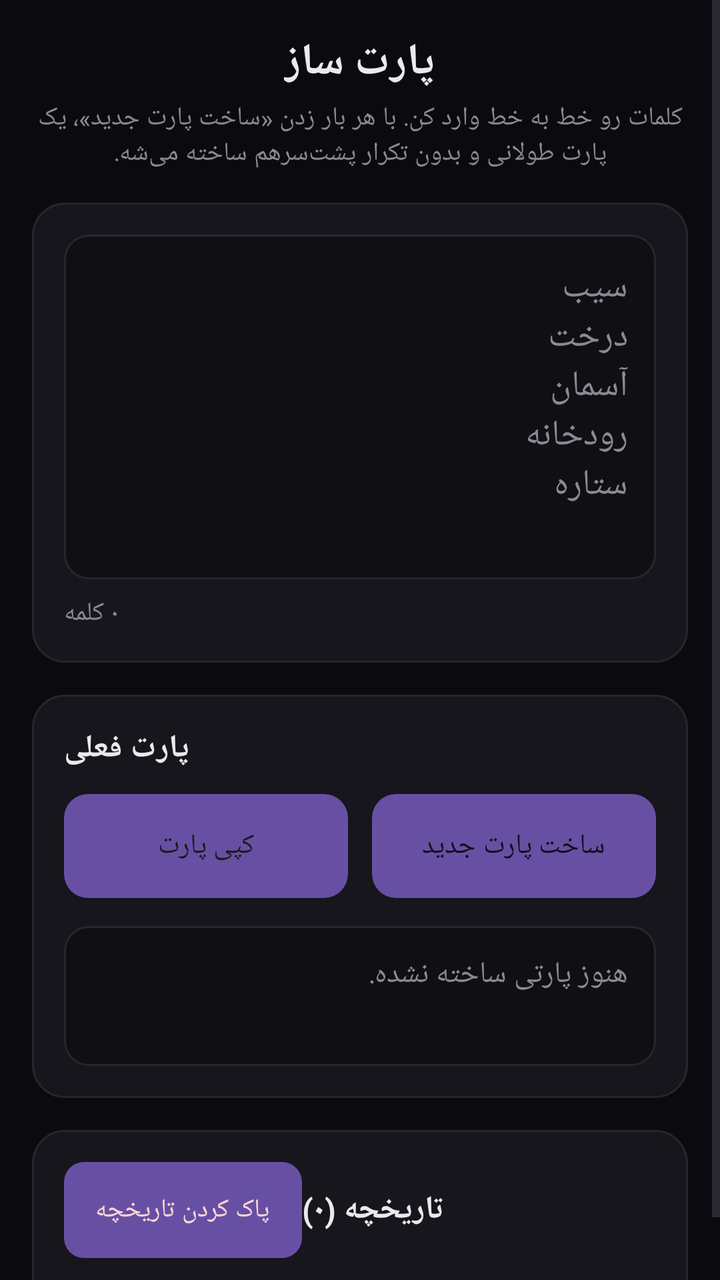
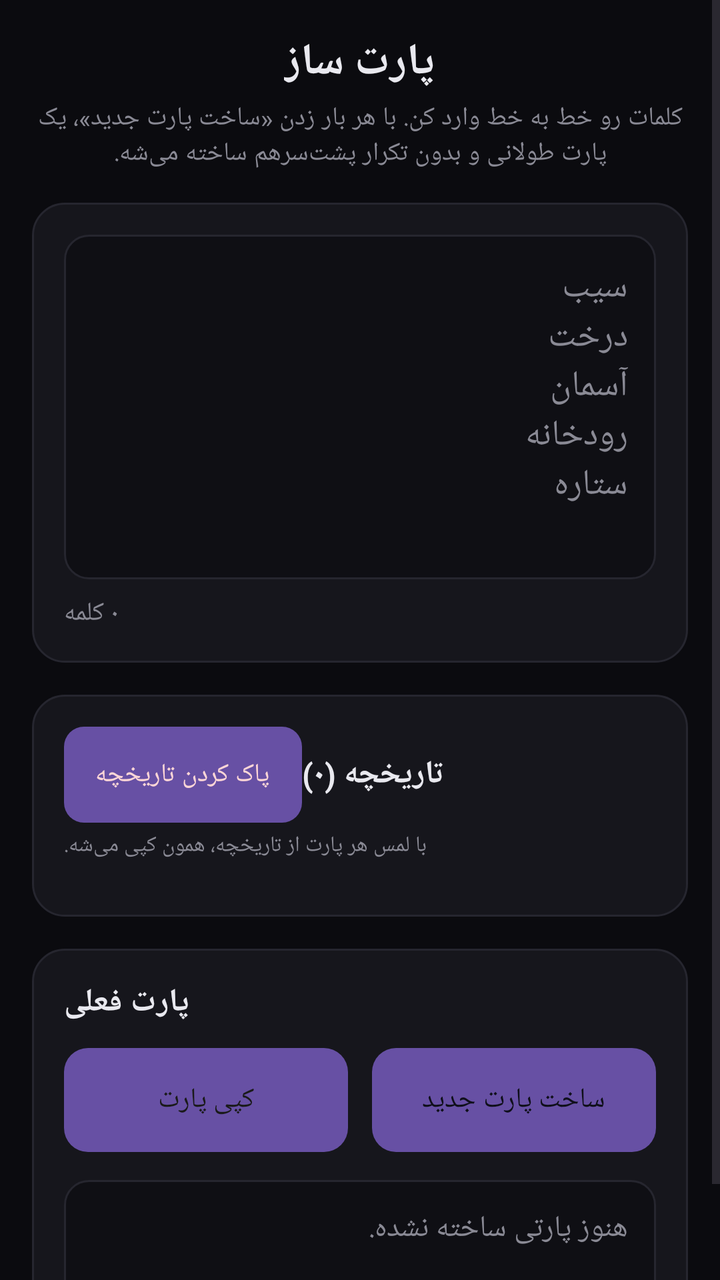

Two renders of the same Android screen: before a commit and after it. Below are the layout's source before the change and the commit's diff.
<!-- AndroidManifest.xml: application theme Theme.Material3.DayNight.NoActionBar -->
<!-- res/layout/activity_main.xml -->
<?xml version="1.0" encoding="utf-8"?>
<ScrollView xmlns:android="http://schemas.android.com/apk/res/android"
    android:layout_width="match_parent"
    android:layout_height="match_parent"
    android:background="@color/bg">

    <LinearLayout
        android:layout_width="match_parent"
        android:layout_height="wrap_content"
        android:orientation="vertical"
        android:padding="16dp">

        <TextView
            android:layout_width="wrap_content"
            android:layout_height="wrap_content"
            android:layout_gravity="center_horizontal"
            android:text="پارت ساز"
            android:textColor="@color/text_main"
            android:textSize="22sp"
            android:textStyle="bold"
            android:layout_marginBottom="4dp" />

        <TextView
            android:layout_width="match_parent"
            android:layout_height="wrap_content"
            android:layout_gravity="center_horizontal"
            android:gravity="center"
            android:text="کلمات رو خط به خط وارد کن. با هر بار زدن «ساخت پارت جدید»، یک پارت طولانی و بدون تکرار پشت‌سرهم ساخته می‌شه."
            android:textColor="@color/text_muted"
            android:textSize="13sp"
            android:layout_marginBottom="16dp" />

        
        <LinearLayout
            android:layout_width="match_parent"
            android:layout_height="wrap_content"
            android:orientation="vertical"
            android:background="@drawable/bg_card"
            android:padding="16dp"
            android:layout_marginBottom="16dp">

            <EditText
                android:id="@+id/etWords"
                android:layout_width="match_parent"
                android:layout_height="wrap_content"
                android:minLines="6"
                android:gravity="top|right"
                android:background="@drawable/bg_field"
                android:textColor="@color/text_main"
                android:textColorHint="@color/text_muted"
                android:padding="14dp"
                android:hint="سیب&#10;درخت&#10;آسمان&#10;رودخانه&#10;ستاره" />

            <TextView
                android:id="@+id/tvWordCount"
                android:layout_width="wrap_content"
                android:layout_height="wrap_content"
                android:text="۰ کلمه"
                android:textColor="@color/text_muted"
                android:textSize="13sp"
                android:layout_marginTop="8dp" />
        </LinearLayout>

        
        <LinearLayout
            android:layout_width="match_parent"
            android:layout_height="wrap_content"
            android:orientation="vertical"
            android:background="@drawable/bg_card"
            android:padding="16dp"
            android:layout_marginBottom="16dp">

            <TextView
                android:layout_width="wrap_content"
                android:layout_height="wrap_content"
                android:text="پارت فعلی"
                android:textColor="@color/text_main"
                android:textSize="16sp"
                android:textStyle="bold"
                android:layout_marginBottom="12dp" />

            <LinearLayout
                android:layout_width="match_parent"
                android:layout_height="wrap_content"
                android:orientation="horizontal"
                android:layout_marginBottom="14dp">

                <Button
                    android:id="@+id/btnCopy"
                    android:layout_width="0dp"
                    android:layout_height="52dp"
                    android:layout_weight="1"
                    android:layout_marginEnd="6dp"
                    android:background="@drawable/bg_btn_orange"
                    android:text="کپی پارت"
                    android:textColor="#1A1A1A"
                    android:textAllCaps="false" />

                <Button
                    android:id="@+id/btnNew"
                    android:layout_width="0dp"
                    android:layout_height="52dp"
                    android:layout_weight="1"
                    android:layout_marginStart="6dp"
                    android:background="@drawable/bg_btn_blue"
                    android:text="ساخت پارت جدید"
                    android:textColor="#0F0F1A"
                    android:textAllCaps="false" />
            </LinearLayout>

            <TextView
                android:id="@+id/tvCurrentPart"
                android:layout_width="match_parent"
                android:layout_height="wrap_content"
                android:minHeight="70dp"
                android:background="@drawable/bg_field"
                android:padding="14dp"
                android:text="هنوز پارتی ساخته نشده."
                android:textColor="@color/text_muted"
                android:textSize="15sp"
                android:lineSpacingMultiplier="1.4" />
        </LinearLayout>

        
        <LinearLayout
            android:layout_width="match_parent"
            android:layout_height="wrap_content"
            android:orientation="vertical"
            android:background="@drawable/bg_card"
            android:padding="16dp">

            <LinearLayout
                android:layout_width="match_parent"
                android:layout_height="wrap_content"
                android:orientation="horizontal"
                android:gravity="center_vertical">

                <Button
                    android:id="@+id/btnClearHistory"
                    android:layout_width="wrap_content"
                    android:layout_height="wrap_content"
                    android:background="@drawable/bg_btn_red"
                    android:text="پاک کردن تاریخچه"
                    android:textColor="#FFD7D7"
                    android:textSize="13sp"
                    android:textAllCaps="false"
                    android:paddingStart="16dp"
                    android:paddingEnd="16dp" />

                <TextView
                    android:id="@+id/tvHistoryTitle"
                    android:layout_width="0dp"
                    android:layout_height="wrap_content"
                    android:layout_weight="1"
                    android:gravity="end"
                    android:text="تاریخچه (۰)"
                    android:textColor="@color/text_main"
                    android:textSize="16sp"
                    android:textStyle="bold" />
            </LinearLayout>

            <LinearLayout
                android:id="@+id/historyContainer"
                android:layout_width="match_parent"
                android:layout_height="wrap_content"
                android:orientation="vertical"
                android:layout_marginTop="12dp" />

        </LinearLayout>

    </LinearLayout>
</ScrollView>
<!-- resources referenced by this layout -->
<resources>
  <color name="bg">#0B0B0F</color>
  <color name="text_main">#E9E9EF</color>
  <color name="text_muted">#8A8A95</color>
  <!-- drawable bg_btn_blue (drawable) -->
  <?xml version="1.0" encoding="utf-8"?>
  <shape xmlns:android="http://schemas.android.com/apk/res/android" android:shape="rectangle">
      <solid android:color="@color/blue" />
      <corners android:radius="12dp" />
  </shape>
  <!-- drawable bg_btn_orange (drawable) -->
  <?xml version="1.0" encoding="utf-8"?>
  <shape xmlns:android="http://schemas.android.com/apk/res/android" android:shape="rectangle">
      <solid android:color="@color/orange" />
      <corners android:radius="12dp" />
  </shape>
  <!-- drawable bg_btn_red (drawable) -->
  <?xml version="1.0" encoding="utf-8"?>
  <shape xmlns:android="http://schemas.android.com/apk/res/android" android:shape="rectangle">
      <solid android:color="@color/red" />
      <corners android:radius="10dp" />
  </shape>
  <!-- drawable bg_card (drawable) -->
  <?xml version="1.0" encoding="utf-8"?>
  <shape xmlns:android="http://schemas.android.com/apk/res/android" android:shape="rectangle">
      <solid android:color="@color/panel" />
      <corners android:radius="16dp" />
      <stroke android:width="1dp" android:color="@color/panel_border" />
  </shape>
  <!-- drawable bg_field (drawable) -->
  <?xml version="1.0" encoding="utf-8"?>
  <shape xmlns:android="http://schemas.android.com/apk/res/android" android:shape="rectangle">
      <solid android:color="@color/field_bg" />
      <corners android:radius="12dp" />
      <stroke android:width="1dp" android:color="@color/panel_border" />
  </shape>
  <color name="blue">#5B7CFA</color>
  <color name="orange">#FF8A4C</color>
  <color name="red">#7A2020</color>
  <color name="panel">#16161C</color>
  <color name="panel_border">#26262F</color>
  <color name="field_bg">#0F0F14</color>
</resources>

<!-- the commit's change to res/layout/activity_main.xml (unified diff, before → after) -->
@@ -70,6 +70,61 @@
             android:padding="16dp"
             android:layout_marginBottom="16dp">
 
+            <LinearLayout
+                android:layout_width="match_parent"
+                android:layout_height="wrap_content"
+                android:orientation="horizontal"
+                android:gravity="center_vertical">
+
+                <Button
+                    android:id="@+id/btnClearHistory"
+                    android:layout_width="wrap_content"
+                    android:layout_height="wrap_content"
+                    android:background="@drawable/bg_btn_red"
+                    android:text="پاک کردن تاریخچه"
+                    android:textColor="#FFD7D7"
+                    android:textSize="13sp"
+                    android:textAllCaps="false"
+                    android:paddingStart="16dp"
+                    android:paddingEnd="16dp" />
+
+                <TextView
+                    android:id="@+id/tvHistoryTitle"
+                    android:layout_width="0dp"
+                    android:layout_height="wrap_content"
+                    android:layout_weight="1"
+                    android:gravity="end"
+                    android:text="تاریخچه (۰)"
+                    android:textColor="@color/text_main"
+                    android:textSize="16sp"
+                    android:textStyle="bold" />
+            </LinearLayout>
+
+            <TextView
+                android:layout_width="wrap_content"
+                android:layout_height="wrap_content"
+                android:text="با لمس هر پارت از تاریخچه، همون کپی می‌شه."
+                android:textColor="@color/text_muted"
+                android:textSize="11sp"
+                android:layout_marginTop="4dp" />
+
+            <LinearLayout
+                android:id="@+id/historyContainer"
+                android:layout_width="match_parent"
+                android:layout_height="wrap_content"
+                android:orientation="vertical"
+                android:layout_marginTop="12dp" />
+
+        </LinearLayout>
+
+        
+        <LinearLayout
+            android:layout_width="match_parent"
+            android:layout_height="wrap_content"
+            android:orientation="vertical"
+            android:background="@drawable/bg_card"
+            android:padding="16dp">
+
             <TextView
                 android:layout_width="wrap_content"
                 android:layout_height="wrap_content"
@@ -121,52 +176,5 @@
                 android:lineSpacingMultiplier="1.4" />
         </LinearLayout>
 
-        
-        <LinearLayout
-            android:layout_width="match_parent"
-            android:layout_height="wrap_content"
-            android:orientation="vertical"
-            android:background="@drawable/bg_card"
-            android:padding="16dp">
-
-            <LinearLayout
-                android:layout_width="match_parent"
-                android:layout_height="wrap_content"
-                android:orientation="horizontal"
-                android:gravity="center_vertical">
-
-                <Button
-                    android:id="@+id/btnClearHistory"
-                    android:layout_width="wrap_content"
-                    android:layout_height="wrap_content"
-                    android:background="@drawable/bg_btn_red"
-                    android:text="پاک کردن تاریخچه"
-                    android:textColor="#FFD7D7"
-                    android:textSize="13sp"
-                    android:textAllCaps="false"
-                    android:paddingStart="16dp"
-                    android:paddingEnd="16dp" />
-
-                <TextView
-                    android:id="@+id/tvHistoryTitle"
-                    android:layout_width="0dp"
-                    android:layout_height="wrap_content"
-                    android:layout_weight="1"
-                    android:gravity="end"
-                    android:text="تاریخچه (۰)"
-                    android:textColor="@color/text_main"
-                    android:textSize="16sp"
-                    android:textStyle="bold" />
-            </LinearLayout>
-
-            <LinearLayout
-                android:id="@+id/historyContainer"
-                android:layout_width="match_parent"
-                android:layout_height="wrap_content"
-                android:orientation="vertical"
-                android:layout_marginTop="12dp" />
-
-        </LinearLayout>
-
     </LinearLayout>
 </ScrollView>
